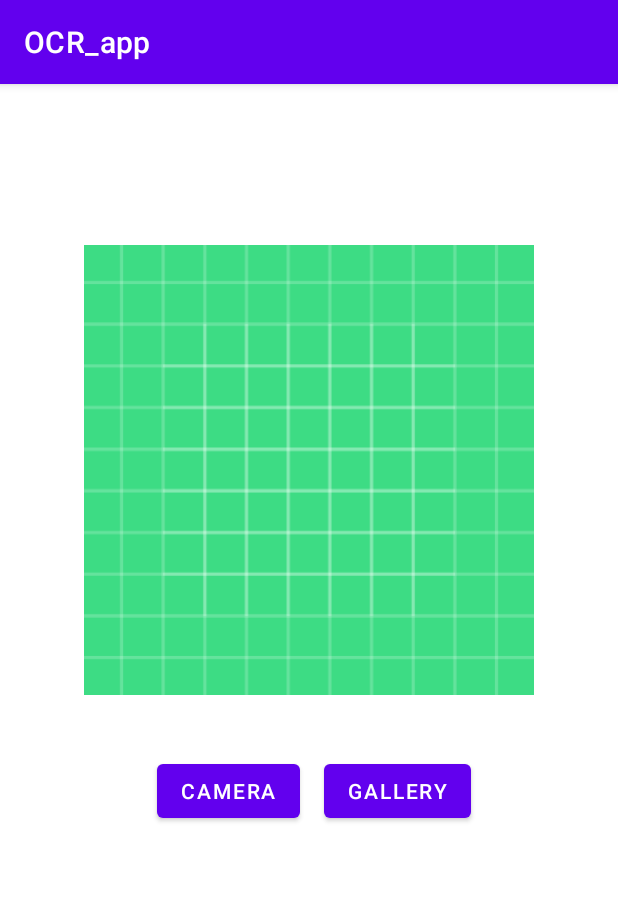
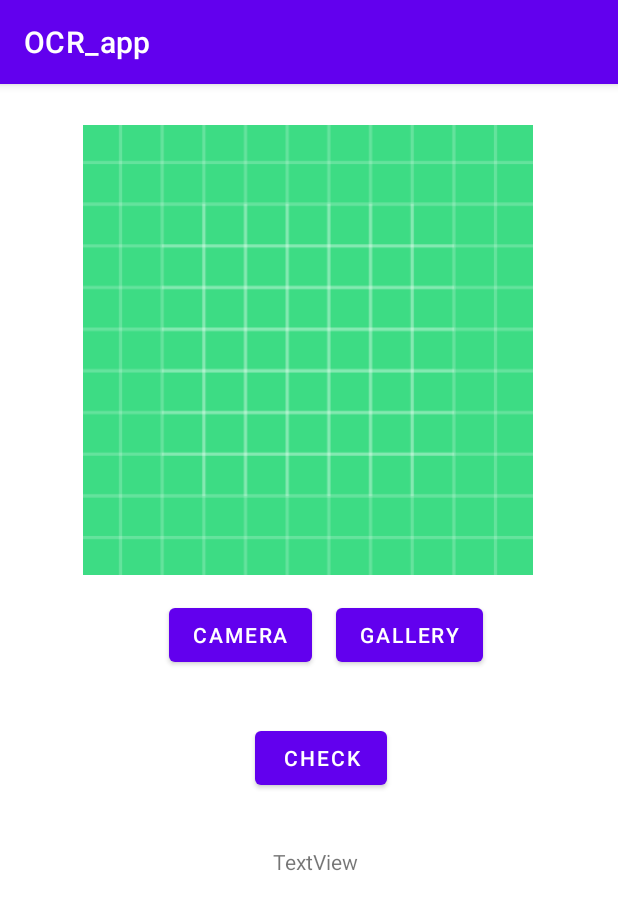
Before and after one commit to mjakubowska/OCR_app, an Android app: the screen it shows after launch (MainActivity), on a phone screen of 412 x 824 dp. Shown: the top 910 px of the screen. Run offline under Robolectric (Android 15) with nearby library versions, the phone set to English and light mode, and no system bars; 1 statement that could not run was skipped.

Commit message:
adding TODO, updating gui for OCR tasks

```diff
--- a/app/src/main/java/com/example/ocr_app/MainActivity.java
+++ b/app/src/main/java/com/example/ocr_app/MainActivity.java
@@ -10,6 +10,7 @@ import android.provider.MediaStore;
 import android.view.View;
 import android.widget.Button;
 import android.widget.ImageView;
+import android.widget.TextView;
 import android.widget.Toast;
 import androidx.annotation.NonNull;
 import androidx.annotation.Nullable;
@@ -23,7 +24,8 @@ public class MainActivity extends AppCompatActivity {
     private static final int CAMERA_PERM_CODE = 101;
     private static final int CAMERA_REQUEST_CODE = 102;
     ImageView selectedImage;
-    Button cameraBtn, galleryBtn;
+    Button cameraBtn, galleryBtn, checkBtn;
+    TextView textView; //TODO - add OCR result
 
     @Override
     protected void onCreate(Bundle savedInstanceState) {
@@ -34,17 +36,22 @@ public class MainActivity extends AppCompatActivity {
         cameraBtn = findViewById(R.id.cameraBtn);
         galleryBtn = findViewById(R.id.galleryBtn);
 
-        cameraBtn.setOnClickListener(new View.OnClickListener() {
-            @Override
-            public void onClick(View v) {
-                askCameraPermissions();
-            }
-        });
+        cameraBtn.setOnClickListener(v -> askCameraPermissions());
 
         galleryBtn.setOnClickListener(new View.OnClickListener() {
             @Override
             public void onClick(View v) {
                 Toast.makeText(MainActivity.this, "Gallery Btn is Clicked", Toast.LENGTH_SHORT).show();
+                // TODO
+                //chose photo from gallery
+            }
+        });
+
+        checkBtn.setOnClickListener(new View.OnClickListener() {
+            @Override
+            public void onClick(View v) {
+                //TODO
+                //add OCR
             }
         });
     }
@@ -83,6 +90,7 @@ public class MainActivity extends AppCompatActivity {
     protected void onActivityResult(int requestCode, int resultCode, @Nullable Intent data) {
         super.onActivityResult(requestCode, resultCode, data);
         if(requestCode == CAMERA_REQUEST_CODE) {
+            assert data != null;
             Bitmap image = (Bitmap) data.getExtras().get("data");
             selectedImage.setImageBitmap(image);
         }
--- a/app/src/main/res/layout/activity_main.xml
+++ b/app/src/main/res/layout/activity_main.xml
@@ -12,19 +12,20 @@
         android:layout_height="300dp"
         app:layout_constraintBottom_toBottomOf="parent"
         app:layout_constraintEnd_toEndOf="parent"
+        app:layout_constraintHorizontal_bias="0.495"
         app:layout_constraintStart_toStartOf="parent"
         app:layout_constraintTop_toTopOf="parent"
-        app:layout_constraintVertical_bias="0.23000002"
+        app:layout_constraintVertical_bias="0.058"
         app:srcCompat="@drawable/ic_launcher_background" />
 
     <Button
         android:id="@+id/cameraBtn"
         android:layout_width="wrap_content"
         android:layout_height="wrap_content"
-        android:layout_marginTop="40dp"
+        android:layout_marginTop="16dp"
         android:text="Camera"
         app:layout_constraintEnd_toEndOf="parent"
-        app:layout_constraintHorizontal_bias="0.33"
+        app:layout_constraintHorizontal_bias="0.355"
         app:layout_constraintStart_toStartOf="parent"
         app:layout_constraintTop_toBottomOf="@+id/displayImageView" />
 
@@ -33,9 +34,37 @@
         android:layout_width="wrap_content"
         android:layout_height="wrap_content"
         android:layout_marginStart="16dp"
+        android:layout_marginLeft="16dp"
         android:text="Gallery"
         app:layout_constraintBottom_toBottomOf="@+id/cameraBtn"
         app:layout_constraintStart_toEndOf="@+id/cameraBtn"
         app:layout_constraintTop_toTopOf="@+id/cameraBtn"
-        android:layout_marginLeft="16dp" />
+        app:layout_constraintVertical_bias="1.0" />
+
+    <Button
+        android:id="@+id/checkBtn"
+        android:layout_width="wrap_content"
+        android:layout_height="wrap_content"
+        android:layout_marginStart="169dp"
+        android:layout_marginLeft="169dp"
+        android:layout_marginTop="17dp"
+        android:layout_marginEnd="154dp"
+        android:layout_marginRight="154dp"
+        android:layout_marginBottom="278dp"
+        android:text="check"
+        app:layout_constraintBottom_toBottomOf="parent"
+        app:layout_constraintEnd_toEndOf="parent"
+        app:layout_constraintStart_toStartOf="parent"
+        app:layout_constraintTop_toBottomOf="@+id/cameraBtn" />
+
+    <TextView
+        android:id="@+id/textView"
+        android:layout_width="wrap_content"
+        android:layout_height="wrap_content"
+        android:layout_marginStart="182dp"
+        android:layout_marginLeft="182dp"
+        android:layout_marginTop="35dp"
+        android:text="TextView"
+        app:layout_constraintStart_toStartOf="parent"
+        app:layout_constraintTop_toBottomOf="@+id/checkBtn" />
 </androidx.constraintlayout.widget.ConstraintLayout>
```
